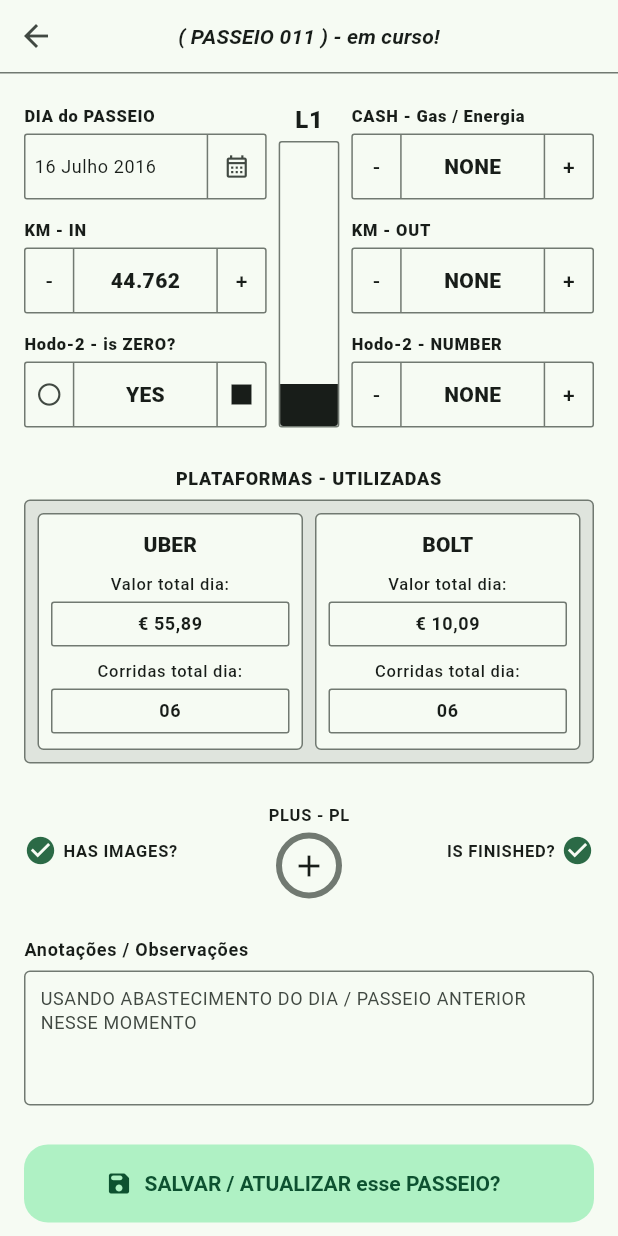
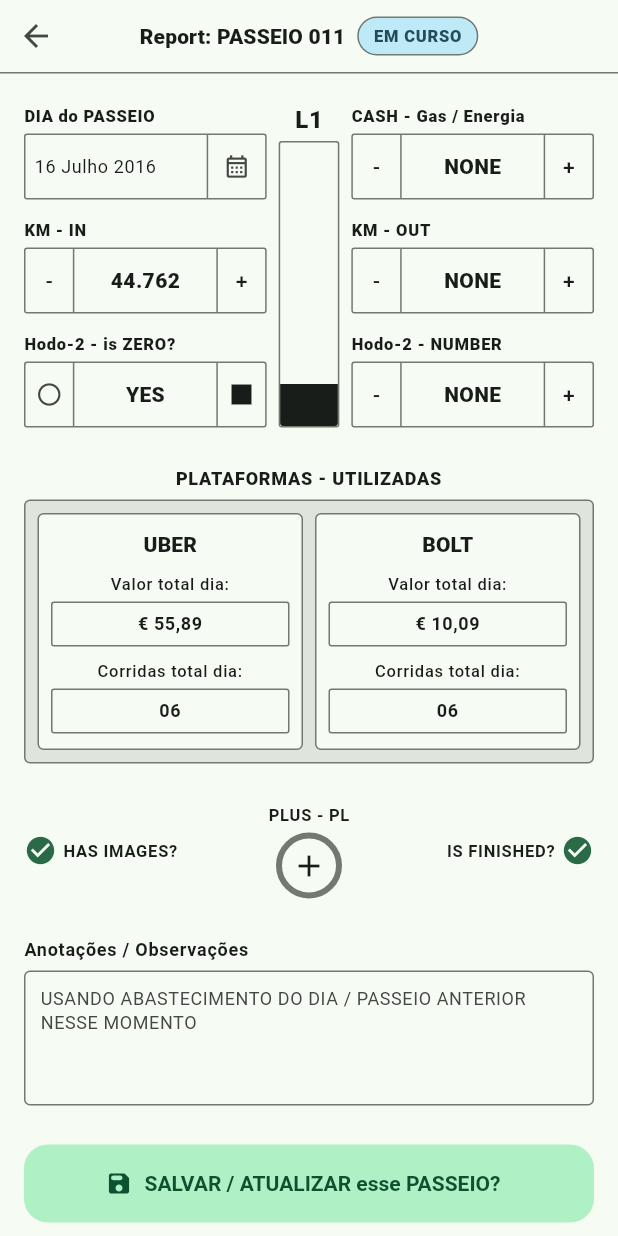
Before and after one commit to cleidson-machado/ride-driver-clean, a Flutter app: the FinancialHistoryView screen opened directly, on a phone screen of 412 x 824 dp. Run offline on Flutter 3.47's test engine with Material 3 defaults, Android fonts, the phone set to English and light mode, and no system bars; our stand-ins replace dio, floor, sqflite; accounts and stored records are empty.

Commit message:
Fix: Refactor header to display ride SKU and status, adding _RideStatusPill for progress indication

```diff
--- a/lib/features/financial_history/financial_history_view.dart
+++ b/lib/features/financial_history/financial_history_view.dart
@@ -9,7 +9,8 @@
 }
 
 class _FinancialHistoryViewState extends State<FinancialHistoryView> {
-	static const String _mockDate = '( PASSEIO 011 ) - em curso!';
+	static const String _mockRideSku = 'PASSEIO 011';
+	static const bool _mockIsRideInProgress = true;
 	static const String _mockRideDate = '16 Julho 2016';
 	static const String _mockStartMileage = '44.762';
 	static const String _mockEmptyValue = 'NONE';
@@ -25,7 +26,7 @@
 					crossAxisAlignment: CrossAxisAlignment.stretch,
 					children: [
 						// 1. Header
-						_Header(date: _mockDate),
+						_Header(rideSku: _mockRideSku, isRideInProgress: _mockIsRideInProgress),
 						Divider(color: colorScheme.outline, height: 1),
 						// Scrollable body
 						Expanded(
@@ -78,9 +79,10 @@
 // ─── Header ───────────────────────────────────────────────────────────────────
 
 class _Header extends StatelessWidget {
-	const _Header({required this.date});
+	const _Header({required this.rideSku, required this.isRideInProgress});
 
-	final String date;
+	final String rideSku;
+	final bool isRideInProgress;
 
 	@override
 	Widget build(BuildContext context) {
@@ -100,16 +102,58 @@
 							icon: const BackButtonIcon(),
 						),
 					),
-					Text(
-						date,
-						textAlign: TextAlign.center,
-						style: textTheme.titleSmall?.copyWith(
-							fontStyle: FontStyle.italic,
-							fontWeight: FontWeight.w700,
-							color: colorScheme.onSurface,
+					FittedBox(
+						fit: BoxFit.scaleDown,
+						child: Row(
+							mainAxisSize: MainAxisSize.min,
+							children: [
+								Text(
+									'Report: $rideSku',
+									textAlign: TextAlign.center,
+									style: textTheme.titleSmall?.copyWith(
+										fontWeight: FontWeight.w800,
+										color: colorScheme.onSurface,
+									),
+								),
+								const SizedBox(width: 8),
+								_RideStatusPill(isInProgress: isRideInProgress),
+							],
 						),
 					),
 				],
+			),
+		);
+	}
+}
+
+class _RideStatusPill extends StatelessWidget {
+	const _RideStatusPill({required this.isInProgress});
+
+	final bool isInProgress;
+
+	@override
+	Widget build(BuildContext context) {
+		final TextTheme textTheme = Theme.of(context).textTheme;
+		final ColorScheme colorScheme = Theme.of(context).colorScheme;
+
+		final Color backgroundColor = isInProgress ? colorScheme.tertiaryContainer : colorScheme.primaryContainer;
+		final Color foregroundColor = isInProgress ? colorScheme.onTertiaryContainer : colorScheme.onPrimaryContainer;
+		final String label = isInProgress ? 'EM CURSO' : 'CONCLUIDO';
+
+		return Container(
+			constraints: const BoxConstraints(minHeight: 24),
+			padding: const EdgeInsets.symmetric(horizontal: 10, vertical: 4),
+			decoration: BoxDecoration(
+				color: backgroundColor,
+				borderRadius: BorderRadius.circular(999),
+				border: Border.all(color: colorScheme.outline),
+			),
+			child: Text(
+				label,
+				style: textTheme.labelSmall?.copyWith(
+					fontWeight: FontWeight.w800,
+					color: foregroundColor,
+				),
 			),
 		);
 	}
```
